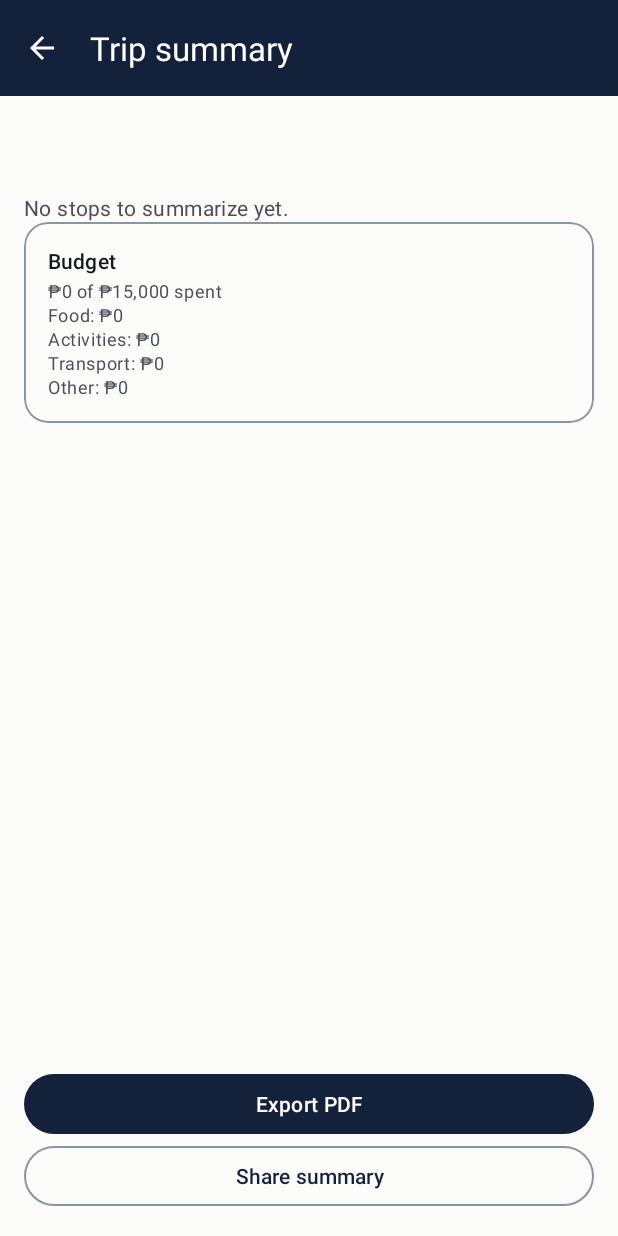
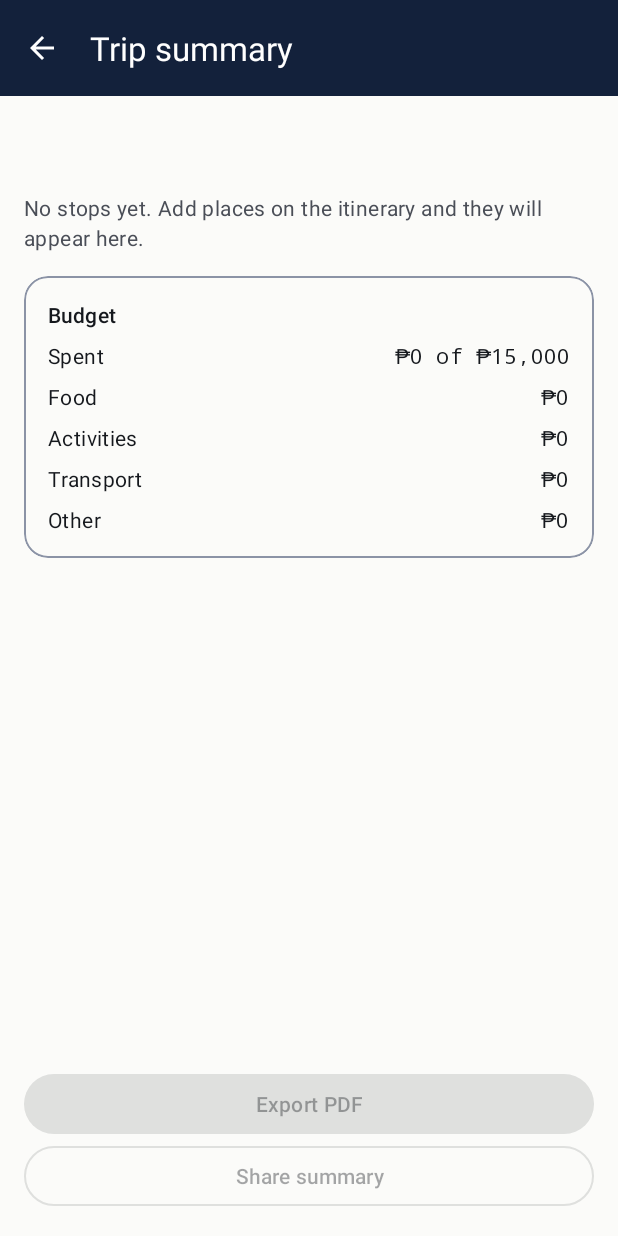
Before and after one commit to Rbndct/TripFit, an Android app: the SummaryActivity screen opened directly, with no data from a screen before it, on a phone screen of 412 x 824 dp. Run offline under Robolectric (Android 15) with nearby library versions, the phone set to English and light mode, and no system bars.

Commit message:
fix(ui): summary critique pass
Export PDF disables and reads 'Preparing PDF...' while it writes, both
actions wait for trip and stop data, a result that arrives after the
screen is gone is dropped instead of opening a chooser, and a failure
says 'Could not create the PDF. Try again.' Section cards now put the
label on the left and the value (time range, amount) in a monospace slot
on the right; the list became a LinearLayout so the shared RowAdapter is
untouched. An over-budget note appears in the error color with its own
text (also added to the PDF and share text), a zero budget reads 'No
budget set', day cards show a plural stop count, headings are marked for
TalkBack, and both buttons are 48dp.

```diff
--- a/app/src/main/java/com/itismob/s01/group01/tripfit/SummaryActivity.java
+++ b/app/src/main/java/com/itismob/s01/group01/tripfit/SummaryActivity.java
@@ -4,12 +4,17 @@ import android.content.Intent;
 import android.net.Uri;
 import android.os.Bundle;
 import android.util.Log;
+import android.view.LayoutInflater;
 import android.view.View;
+import android.view.ViewGroup;
 import android.widget.TextView;
 
 import androidx.annotation.Nullable;
 import androidx.core.content.FileProvider;
-import androidx.recyclerview.widget.RecyclerView;
+import androidx.core.view.ViewCompat;
+
+import com.google.android.material.button.MaterialButton;
+import com.google.android.material.color.MaterialColors;
 
 import com.itismob.s01.group01.tripfit.data.AppExecutors;
 import com.itismob.s01.group01.tripfit.data.TripRepository;
@@ -22,9 +27,7 @@ import com.itismob.s01.group01.tripfit.prototype.Expense;
 import com.itismob.s01.group01.tripfit.prototype.PrototypeStore;
 import com.itismob.s01.group01.tripfit.prototype.ScheduleMath;
 import com.itismob.s01.group01.tripfit.ui.Labels;
-import com.itismob.s01.group01.tripfit.ui.RowAdapter;
 import com.itismob.s01.group01.tripfit.ui.TripPdfWriter;
-import com.itismob.s01.group01.tripfit.ui.UiRow;
 
 import java.io.File;
 import java.io.IOException;
@@ -39,16 +42,29 @@ import java.util.TreeMap;
  */
 public class SummaryActivity extends ScreenActivity {
 
+    /** One label/value pair inside a section card; the value is data and renders monospace. */
+    private static final class Line {
+        final String label;
+        final String value;
+
+        Line(String label, String value) {
+            this.label = label;
+            this.value = value;
+        }
+    }
+
     private final PrototypeStore store = PrototypeStore.get();
-    private final RowAdapter adapter = new RowAdapter();
     private final List<String> lines = new ArrayList<>();
     private String tripName = "";
+    private boolean isTripLoaded;
+    private boolean isItemsLoaded;
+    private boolean isExporting;
 
     @Override
     protected void onCreate(@Nullable Bundle savedInstanceState) {
         super.onCreate(savedInstanceState);
         setScreen(R.layout.activity_summary, R.string.summary_title);
-        ((RecyclerView) findViewById(R.id.list_summary)).setAdapter(adapter);
+        ViewCompat.setAccessibilityHeading(findViewById(R.id.text_trip_name), true);
         findViewById(R.id.button_export_pdf).setOnClickListener(v -> exportPdf());
         findViewById(R.id.button_share).setOnClickListener(v -> shareText());
 
@@ -56,7 +72,9 @@ public class SummaryActivity extends ScreenActivity {
         repository.observeTrip(tripId).observe(this, trip -> {
             if (trip != null) {
                 tripName = trip.getName();
+                isTripLoaded = true;
                 ((TextView) findViewById(R.id.text_trip_name)).setText(tripName);
+                updateActions();
             }
         });
         repository.observeItineraryItemsWithPlaceNames(tripId).observe(this, this::render);
@@ -64,20 +82,22 @@ public class SummaryActivity extends ScreenActivity {
 
     private void render(List<ItineraryItemWithPlace> items) {
         lines.clear();
-        List<UiRow> rows = new ArrayList<>();
+        ViewGroup container = findViewById(R.id.container_summary);
+        container.removeAllViews();
         Map<Integer, List<ItineraryItemWithPlace>> byDay = new TreeMap<>();
         for (ItineraryItemWithPlace entry : items) {
             byDay.computeIfAbsent(entry.item.getDay(), d -> new ArrayList<>()).add(entry);
         }
         for (Map.Entry<Integer, List<ItineraryItemWithPlace>> day : byDay.entrySet()) {
-            addDay(day.getKey(), day.getValue(), rows);
+            addDay(day.getKey(), day.getValue(), container);
         }
-        addBudget(rows);
-        adapter.submit(rows);
+        addBudget(container);
         findViewById(R.id.text_empty).setVisibility(items.isEmpty() ? View.VISIBLE : View.GONE);
+        isItemsLoaded = true;
+        updateActions();
     }
 
-    private void addDay(int day, List<ItineraryItemWithPlace> entries, List<UiRow> rows) {
+    private void addDay(int day, List<ItineraryItemWithPlace> entries, ViewGroup container) {
         List<ScheduleMath.Stop> stops = new ArrayList<>();
         for (ItineraryItemWithPlace entry : entries) {
             stops.add(new ScheduleMath.Stop(entry.item.displayName(entry.placeName),
@@ -85,38 +105,96 @@ public class SummaryActivity extends ScreenActivity {
                     entry.item.getDurationMin()));
         }
         String heading = getString(R.string.day_label, day);
-        StringBuilder body = new StringBuilder();
+        List<Line> sectionLines = new ArrayList<>();
         lines.add(heading);
         for (ScheduleMath.Slot slot : ScheduleMath.build(stops, store.getBufferMin())) {
-            String line = ScheduleMath.format(slot.getStartMin()) + "–"
-                    + ScheduleMath.format(slot.getEndMin()) + "  " + slot.getName();
-            body.append(body.length() == 0 ? "" : "\n").append(line);
-            lines.add("  " + line);
+            String time = ScheduleMath.format(slot.getStartMin()) + "–"
+                    + ScheduleMath.format(slot.getEndMin());
+            sectionLines.add(new Line(slot.getName(), time));
+            lines.add("  " + time + "  " + slot.getName());
         }
         lines.add("");
-        rows.add(UiRow.plain(heading, body.toString()));
+        String count = getResources().getQuantityString(R.plurals.summary_stop_count,
+                sectionLines.size(), sectionLines.size());
+        container.addView(buildSection(container, heading, count, sectionLines, null, false));
     }
 
-    private void addBudget(List<UiRow> rows) {
+    private void addBudget(ViewGroup container) {
         BudgetSettings budget = store.budget(tripId);
         String home = budget.getHomeCurrency();
         double total = budget.tripTotal(store.meta(tripId).getDays());
         List<Expense> expenses = store.expenses(tripId);
         double spent = BudgetMath.totalSpent(expenses);
-        String headline = getString(R.string.summary_spent_of,
-                CurrencyMock.format(spent, home), CurrencyMock.format(total, home));
+        boolean hasBudget = total > 0;
+        String spentText = CurrencyMock.format(spent, home);
+        String headline = hasBudget
+                ? getString(R.string.summary_spent_of, spentText, CurrencyMock.format(total, home))
+                : getString(R.string.summary_spent_only, spentText);
+        String note = budgetNote(hasBudget, spent, total, home);
 
-        StringBuilder body = new StringBuilder(headline);
+        List<Line> sectionLines = new ArrayList<>();
+        sectionLines.add(new Line(getString(R.string.summary_spent_label), hasBudget
+                ? getString(R.string.summary_spent_value, spentText, CurrencyMock.format(total, home))
+                : spentText));
         lines.add(getString(R.string.summary_budget_title));
         lines.add("  " + headline);
         for (Map.Entry<Category, Double> entry
                 : BudgetMath.spentByCategory(expenses).entrySet()) {
-            String line = Labels.category(this, entry.getKey()) + ": "
-                    + CurrencyMock.format(entry.getValue(), home);
-            body.append('\n').append(line);
-            lines.add("  " + line);
+            String label = Labels.category(this, entry.getKey());
+            String amount = CurrencyMock.format(entry.getValue(), home);
+            sectionLines.add(new Line(label, amount));
+            lines.add("  " + label + ": " + amount);
         }
-        rows.add(UiRow.plain(getString(R.string.summary_budget_title), body.toString()));
+        if (note != null) {
+            lines.add("  " + note);
+        }
+        container.addView(buildSection(container, getString(R.string.summary_budget_title), null,
+                sectionLines, note, hasBudget && BudgetMath.isOver(spent, total)));
+    }
+
+    /** Text status for the budget card (so over-budget never relies on color alone). */
+    @Nullable
+    private String budgetNote(boolean hasBudget, double spent, double total, String home) {
+        if (!hasBudget) {
+            return getString(R.string.budget_no_total);
+        }
+        return BudgetMath.isOver(spent, total)
+                ? getString(R.string.budget_over, CurrencyMock.format(spent - total, home)) : null;
+    }
+
+    private View buildSection(ViewGroup parent, String title, @Nullable String count,
+                              List<Line> sectionLines, @Nullable String note, boolean isAlert) {
+        LayoutInflater inflater = LayoutInflater.from(this);
+        View section = inflater.inflate(R.layout.item_summary_section, parent, false);
+        TextView titleView = section.findViewById(R.id.text_section_title);
+        titleView.setText(title);
+        ViewCompat.setAccessibilityHeading(titleView, true);
+        TextView countView = section.findViewById(R.id.text_section_count);
+        countView.setText(count);
+        countView.setVisibility(count == null ? View.GONE : View.VISIBLE);
+        ViewGroup linesContainer = section.findViewById(R.id.container_section_lines);
+        for (Line line : sectionLines) {
+            View row = inflater.inflate(R.layout.item_summary_line, linesContainer, false);
+            ((TextView) row.findViewById(R.id.text_line_label)).setText(line.label);
+            ((TextView) row.findViewById(R.id.text_line_value)).setText(line.value);
+            linesContainer.addView(row);
+        }
+        TextView noteView = section.findViewById(R.id.text_section_note);
+        noteView.setVisibility(note == null ? View.GONE : View.VISIBLE);
+        noteView.setText(note);
+        if (isAlert) {
+            noteView.setTextColor(MaterialColors.getColor(noteView, androidx.appcompat.R.attr.colorError));
+        }
+        return section;
+    }
+
+    /** Actions wait for data, and Export PDF shows a busy label (and ignores taps) while writing. */
+    private void updateActions() {
+        boolean isReady = isTripLoaded && isItemsLoaded;
+        MaterialButton export = findViewById(R.id.button_export_pdf);
+        export.setEnabled(isReady && !isExporting);
+        export.setText(isExporting ? R.string.summary_exporting : R.string.action_export_pdf);
+        findViewById(R.id.button_share).setEnabled(isReady);
     }
 
     private void shareText() {
@@ -128,6 +206,11 @@ public class SummaryActivity extends ScreenActivity {
     }
 
     private void exportPdf() {
+        if (isExporting || !isTripLoaded || !isItemsLoaded) {
+            return;
+        }
+        isExporting = true;
+        updateActions();
         List<String> snapshot = new ArrayList<>(lines);
         String title = getString(R.string.summary_share_subject, tripName);
         AppExecutors.getInstance().diskIO().execute(() -> {
@@ -135,12 +218,26 @@ public class SummaryActivity extends ScreenActivity {
                 File file = TripPdfWriter.write(getApplicationContext(), title, snapshot);
                 Uri uri = FileProvider.getUriForFile(getApplicationContext(),
                         getPackageName() + ".fileprovider", file);
-                AppExecutors.getInstance().mainThread().execute(() -> sharePdf(uri, title));
+                AppExecutors.getInstance().mainThread().execute(() -> finishExport(uri, title));
             } catch (IOException | RuntimeException e) {
                 Log.e("SummaryActivity", "PDF export failed", e);
-                AppExecutors.getInstance().mainThread().execute(() -> toast(R.string.pdf_failed));
+                AppExecutors.getInstance().mainThread().execute(() -> finishExport(null, title));
             }
         });
+    }
+
+    /** Back on the main thread: clears the busy state, then shares the PDF or reports failure. */
+    private void finishExport(@Nullable Uri uri, String title) {
+        if (isFinishing() || isDestroyed()) {
+            return;
+        }
+        isExporting = false;
+        updateActions();
+        if (uri == null) {
+            toast(R.string.pdf_failed);
+        } else {
+            sharePdf(uri, title);
+        }
     }
 
     private void sharePdf(Uri uri, String title) {
--- a/app/src/main/res/layout/activity_summary.xml
+++ b/app/src/main/res/layout/activity_summary.xml
@@ -33,17 +33,17 @@
                 android:layout_width="match_parent"
                 android:layout_height="wrap_content"
                 android:paddingHorizontal="@dimen/space_md"
+                android:paddingBottom="@dimen/space_md"
                 android:text="@string/summary_empty"
                 android:textAppearance="?attr/textAppearanceBodyMedium"
                 android:textColor="?attr/colorOnSurfaceVariant"
                 android:visibility="gone" />
 
-            <androidx.recyclerview.widget.RecyclerView
-                android:id="@+id/list_summary"
+            <LinearLayout
+                android:id="@+id/container_summary"
                 android:layout_width="match_parent"
                 android:layout_height="wrap_content"
-                android:nestedScrollingEnabled="false"
-                app:layoutManager="androidx.recyclerview.widget.LinearLayoutManager" />
+                android:orientation="vertical" />
 
         </LinearLayout>
 
@@ -59,6 +59,9 @@
             android:id="@+id/button_export_pdf"
             android:layout_width="match_parent"
             android:layout_height="wrap_content"
+            android:accessibilityLiveRegion="polite"
+            android:enabled="false"
+            android:minHeight="48dp"
             android:text="@string/action_export_pdf" />
 
         <com.google.android.material.button.MaterialButton
@@ -66,6 +69,8 @@
             style="@style/Widget.Material3.Button.OutlinedButton"
             android:layout_width="match_parent"
             android:layout_height="wrap_content"
+            android:enabled="false"
+            android:minHeight="48dp"
             android:text="@string/action_share_summary" />
 
     </LinearLayout>
--- /dev/null
+++ b/app/src/main/res/layout/item_summary_line.xml
@@ -0,0 +1,29 @@
+<?xml version="1.0" encoding="utf-8"?>
+<LinearLayout xmlns:android="http://schemas.android.com/apk/res/android"
+    xmlns:tools="http://schemas.android.com/tools"
+    android:layout_width="match_parent"
+    android:layout_height="wrap_content"
+    android:layout_marginTop="@dimen/space_sm"
+    android:focusable="true"
+    android:orientation="horizontal">
+
+    <TextView
+        android:id="@+id/text_line_label"
+        android:layout_width="0dp"
+        android:layout_height="wrap_content"
+        android:layout_weight="1"
+        android:textAppearance="?attr/textAppearanceBodyMedium"
+        android:textColor="?attr/colorOnSurface"
+        tools:text="Senso-ji Temple" />
+
+    <TextView
+        android:id="@+id/text_line_value"
+        android:layout_width="wrap_content"
+        android:layout_height="wrap_content"
+        android:layout_marginStart="@dimen/space_sm"
+        android:fontFamily="monospace"
+        android:textAppearance="?attr/textAppearanceLabelLarge"
+        android:textColor="?attr/colorOnSurface"
+        tools:text="09:00–09:45" />
+
+</LinearLayout>
--- /dev/null
+++ b/app/src/main/res/layout/item_summary_section.xml
@@ -0,0 +1,66 @@
+<?xml version="1.0" encoding="utf-8"?>
+<com.google.android.material.card.MaterialCardView xmlns:android="http://schemas.android.com/apk/res/android"
+    xmlns:app="http://schemas.android.com/apk/res-auto"
+    xmlns:tools="http://schemas.android.com/tools"
+    android:layout_width="match_parent"
+    android:layout_height="wrap_content"
+    android:layout_marginHorizontal="@dimen/space_md"
+    android:layout_marginBottom="@dimen/space_sm"
+    app:cardBackgroundColor="?attr/colorSurface"
+    app:cardCornerRadius="@dimen/card_corner"
+    app:cardElevation="0dp"
+    app:strokeColor="?attr/colorOutline"
+    app:strokeWidth="1dp">
+
+    <LinearLayout
+        android:layout_width="match_parent"
+        android:layout_height="wrap_content"
+        android:orientation="vertical"
+        android:padding="@dimen/space_md">
+
+        <LinearLayout
+            android:layout_width="match_parent"
+            android:layout_height="wrap_content"
+            android:gravity="center_vertical"
+            android:orientation="horizontal">
+
+            <TextView
+                android:id="@+id/text_section_title"
+                android:layout_width="0dp"
+                android:layout_height="wrap_content"
+                android:layout_weight="1"
+                android:textAppearance="?attr/textAppearanceTitleSmall"
+                android:textColor="?attr/colorOnSurface"
+                tools:text="Day 1" />
+
+            <TextView
+                android:id="@+id/text_section_count"
+                android:layout_width="wrap_content"
+                android:layout_height="wrap_content"
+                android:layout_marginStart="@dimen/space_sm"
+                android:fontFamily="monospace"
+                android:textAppearance="?attr/textAppearanceLabelMedium"
+                android:textColor="?attr/colorOnSurfaceVariant"
+                tools:text="3 stops" />
+
+        </LinearLayout>
+
+        <LinearLayout
+            android:id="@+id/container_section_lines"
+            android:layout_width="match_parent"
+            android:layout_height="wrap_content"
+            android:orientation="vertical" />
+
+        <TextView
+            android:id="@+id/text_section_note"
+            android:layout_width="match_parent"
+            android:layout_height="wrap_content"
+            android:layout_marginTop="@dimen/space_sm"
+            android:textAppearance="?attr/textAppearanceLabelLarge"
+            android:textColor="?attr/colorOnSurfaceVariant"
+            android:visibility="gone"
+            tools:text="₱1,200 over budget" />
+
+    </LinearLayout>
+
+</com.google.android.material.card.MaterialCardView>
--- a/app/src/main/res/values/strings_prototype.xml
+++ b/app/src/main/res/values/strings_prototype.xml
@@ -218,8 +218,16 @@
     <string name="action_export_pdf">Export PDF</string>
     <string name="action_share_summary">Share summary</string>
     <string name="summary_share_subject">TripFit itinerary: %1$s</string>
-    <string name="pdf_failed">Could not create the PDF</string>
-    <string name="summary_empty">No stops to summarize yet.</string>
+    <string name="pdf_failed">Could not create the PDF. Try again.</string>
+    <string name="summary_exporting">Preparing PDF…</string>
+    <string name="summary_spent_label">Spent</string>
+    <string name="summary_spent_value">%1$s of %2$s</string>
+    <string name="summary_spent_only">%1$s spent</string>
+    <plurals name="summary_stop_count">
+        <item quantity="one">%1$d stop</item>
+        <item quantity="other">%1$d stops</item>
+    </plurals>
+    <string name="summary_empty">No stops yet. Add places on the itinerary and they will appear here.</string>
 
     <!-- Group trip -->
     <string name="group_title">Group trip</string>
```
Also changed, not shown: 1 other file.
